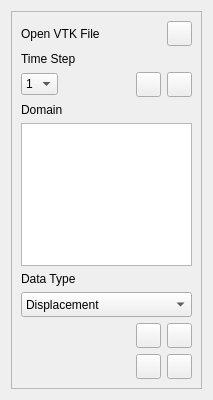
Old version of the form starter/FENGSim/Visual/VTKDockWidget.ui in the repository OpenDigitalTwin-Dev/FENGSim.
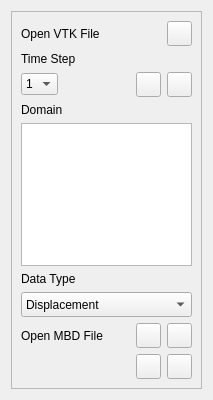
New version of the form. Icons and pictures are not drawn.

Diff of the .ui file:
```diff
--- a/starter/FENGSim/Visual/VTKDockWidget.ui
+++ b/starter/FENGSim/Visual/VTKDockWidget.ui
@@ -315,6 +315,18 @@
       </item>
       <item>
        <layout class="QHBoxLayout" name="horizontalLayout_4">
+        <item>
+         <widget class="QLabel" name="label_5">
+          <property name="font">
+           <font>
+            <pointsize>9</pointsize>
+           </font>
+          </property>
+          <property name="text">
+           <string>Open MBD File</string>
+          </property>
+         </widget>
+        </item>
         <item>
          <spacer name="horizontalSpacer_4">
           <property name="orientation">
```
